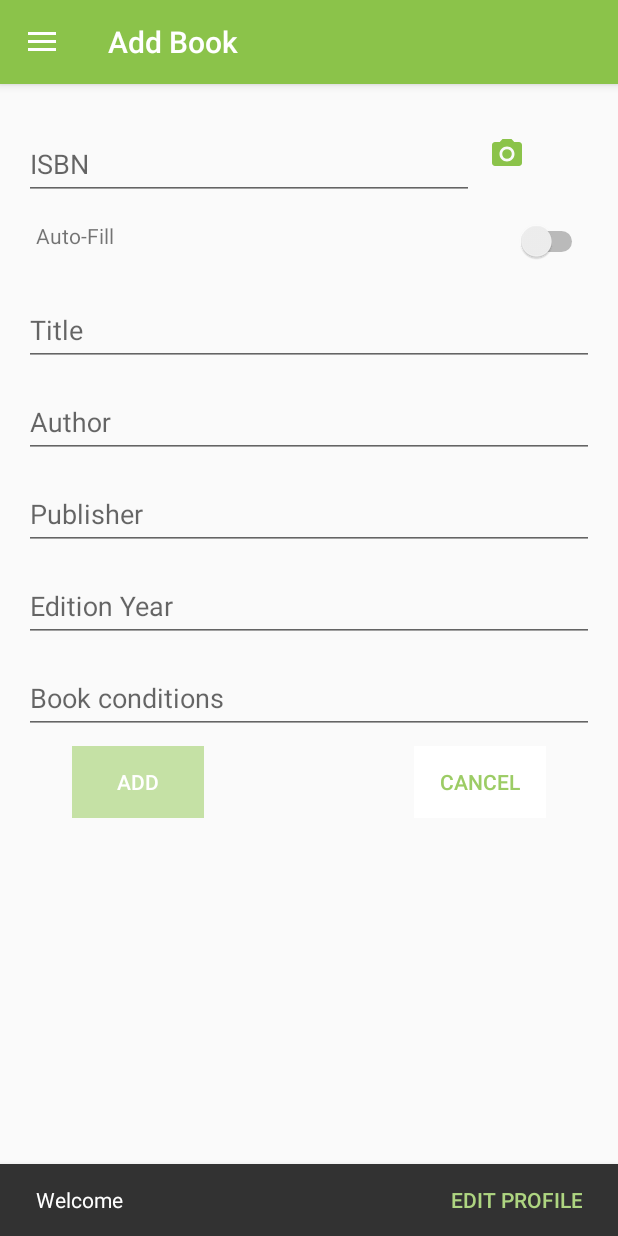
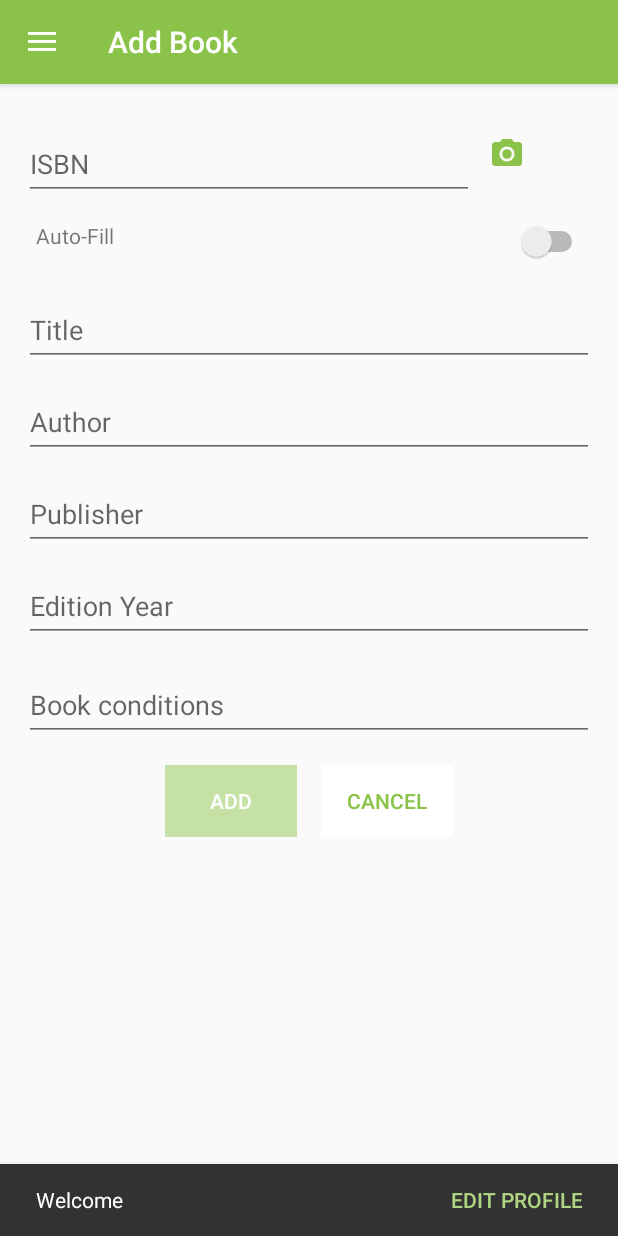
Before and after one commit to MobileApplicationDevelopment2018/MAD_Lab02, an Android app: the fragment AddBookFragment placed in its activity, on a phone screen of 412 x 824 dp. Run offline under Robolectric (Android 15) with nearby library versions, the phone set to English and light mode, and no system bars; our stand-ins replace Firebase (no records; nobody signed in at launch, a user with empty details on screens opened directly); libraries missing offline, so code that uses them is left out: com.firebase.ui, com.google.api.services; pictures from the network do not load; 3 statements that could not run were skipped.

Commit message:
Added buttons to confirm addition of the book or to cancel addition of the book

```diff
--- a/app/src/main/java/it/polito/mad/lab02/barcodereader/BarcodeCaptureActivity.java
+++ b/app/src/main/java/it/polito/mad/lab02/barcodereader/BarcodeCaptureActivity.java
@@ -291,14 +291,14 @@ public final class BarcodeCaptureActivity extends AppCompatActivity implements B
             barcodeDialog = new AlertDialog.Builder(this)
                     .setTitle(getResources().getString(R.string.code_retrieved))
                     .setMessage(barcode.displayValue)
-                    .setPositiveButton("OK", (dialog, wich) -> {
+                    .setPositiveButton(getResources().getString(R.string.ok), (dialog, wich) -> {
                         Intent data = new Intent();
                         data.putExtra(BarcodeObject, barcode);
                         setResult(CommonStatusCodes.SUCCESS, data);
                         dialog.dismiss();
                         finish();
                     })
-                    .setNegativeButton("Rescan", (dialog, wich) -> {
+                    .setNegativeButton(getResources().getString(R.string.rescan), (dialog, wich) -> {
                         //restore working processor
                         barcodeDetector.setProcessor(processor);
                         dialog.dismiss();
--- a/app/src/main/res/drawable/ab_custom_button_white.xml
+++ b/app/src/main/res/drawable/ab_custom_button_white.xml
@@ -25,7 +25,7 @@
     <item>
         <shape android:shape="rectangle">
             <corners android:radius="3dip" />
-            <stroke android:width="3dip" android:color="#689F38" />
+            <stroke android:width="1dip" android:color="#8BC34A" />
             <gradient android:angle="-90" android:endColor="#FFFFFF" android:startColor="#FFFFFF" />
         </shape>
     </item>
--- a/app/src/main/res/layout/fragment_add_book.xml
+++ b/app/src/main/res/layout/fragment_add_book.xml
@@ -88,6 +88,7 @@
                 android:measureAllChildren="false">
 
                 <LinearLayout
+                    android:id="@+id/ab_input_book_view"
                     android:layout_width="match_parent"
                     android:layout_height="wrap_content"
                     android:orientation="vertical">
@@ -150,6 +151,7 @@
                 </LinearLayout>
 
                 <LinearLayout
+                    android:id="@+id/ab_autofill_book_view"
                     android:layout_width="match_parent"
                     android:layout_height="wrap_content"
                     android:orientation="vertical">
@@ -159,8 +161,8 @@
                         android:layout_width="wrap_content"
                         android:layout_height="wrap_content"
                         android:layout_gravity="center"
+                        android:background="@drawable/ab_custom_button_green"
                         android:enabled="false"
-                        android:background="@drawable/ab_custom_button_green"
                         android:text="@string/add_book_search_isbn"
                         android:textColor="#FFFFFF" />
 
@@ -187,7 +189,8 @@
                                 android:id="@+id/ab_title"
                                 android:layout_width="wrap_content"
                                 android:layout_height="wrap_content"
-                                android:layout_alignParentRight="true" />
+                                android:layout_alignParentRight="true"
+                                android:freezesText="true" />
                         </RelativeLayout>
 
                         <RelativeLayout
@@ -205,7 +208,8 @@
                                 android:id="@+id/ab_author"
                                 android:layout_width="wrap_content"
                                 android:layout_height="wrap_content"
-                                android:layout_alignParentRight="true" />
+                                android:layout_alignParentRight="true"
+                                android:freezesText="true" />
                         </RelativeLayout>
 
                         <RelativeLayout
@@ -223,7 +227,8 @@
                                 android:id="@+id/ab_publisher"
                                 android:layout_width="wrap_content"
                                 android:layout_height="wrap_content"
-                                android:layout_alignParentRight="true" />
+                                android:layout_alignParentRight="true"
+                                android:freezesText="true" />
                         </RelativeLayout>
 
                         <RelativeLayout
@@ -241,7 +246,8 @@
                                 android:id="@+id/ab_edition_year"
                                 android:layout_width="wrap_content"
                                 android:layout_height="wrap_content"
-                                android:layout_alignParentRight="true" />
+                                android:layout_alignParentRight="true"
+                                android:freezesText="true" />
                         </RelativeLayout>
                     </LinearLayout>
                 </LinearLayout>
@@ -250,7 +256,7 @@
             <android.support.design.widget.TextInputLayout
                 android:layout_width="match_parent"
                 android:layout_height="wrap_content"
-                android:paddingTop="5dp">
+                android:paddingTop="10dp">
 
                 <android.support.design.widget.TextInputEditText
                     android:id="@+id/add_book_condition_edit"
@@ -262,16 +268,24 @@
 
             <RelativeLayout
                 android:layout_width="match_parent"
+                android:layout_height="0dp"
+                android:layout_gravity="center"
+                android:layout_marginTop="8dp"
+                android:layout_weight="1"
+                android:orientation="horizontal"
+                android:padding="8dp">
+
+                <LinearLayout
+                    android:layout_width="wrap_content"
                     android:layout_height="wrap_content"
-                android:layout_marginTop="8dp">
+                    android:layout_centerInParent="true">
 
                     <Button
                         android:id="@+id/ab_add_book"
                         android:layout_width="wrap_content"
                         android:layout_height="wrap_content"
-                    android:layout_alignParentLeft="true"
-                    android:layout_gravity="center"
-                    android:layout_marginLeft="32dp"
+                        android:layout_marginEnd="16dp"
+                        android:layout_marginRight="16dp"
                         android:background="@drawable/ab_custom_button_green"
                         android:enabled="false"
                         android:text="@string/add_book_confirm"
@@ -281,13 +295,12 @@
                         android:id="@+id/ab_clear_fields"
                         android:layout_width="wrap_content"
                         android:layout_height="wrap_content"
-                    android:layout_alignParentRight="true"
-                    android:layout_gravity="center"
-                    android:layout_marginRight="32dp"
                         android:background="@drawable/ab_custom_button_white"
                         android:enabled="false"
                         android:text="@string/add_book_cancel"
-                    android:textColor="#9CCC65" />
+                        android:textColor="#8BC34A" />
+
+                </LinearLayout>
             </RelativeLayout>
         </LinearLayout>
     </ScrollView>
--- a/app/src/main/res/values-v21/strings.xml
+++ b/app/src/main/res/values-v21/strings.xml
@@ -1,5 +1,3 @@
 <?xml version="1.0" encoding="utf-8"?>
 <resources>
-    <string name="add_book_confirm">Add</string>
-    <string name="add_book_cancel">Cancel</string>
 </resources>
--- a/app/src/main/res/values/strings.xml
+++ b/app/src/main/res/values/strings.xml
@@ -75,7 +75,7 @@
     <string name="add_book_invalid_isbn">invalid ISBN</string>
 
 
-    <string name="ok" translatable="false">OK</string>
+    <string name="ok" translatable="false">Ok</string>
     <string name="permission_camera_rationale">Access to the camera is needed for detection</string>
     <string name="no_camera_permission">This application cannot run because it does not have the camera permission. The application will now exit.</string>
     <string name="low_storage_error">Face detector dependencies cannot be downloaded due to low device storage</string>
@@ -88,4 +88,7 @@
     <string name="facebook_login_protocol_scheme" translatable="false">fb417996611977813</string>
     <string name="add_book_confirm">Add</string>
     <string name="add_book_cancel">Cancel</string>
+    <string name="add_book_isbn_loading_title">Loading</string>
+    <string name="add_book_isbn_loading_message">Retrieving ISBN info</string>
+    <string name="rescan">Rescan</string>
 </resources>
```
Also changed, not shown: app/src/main/java/it/polito/mad/lab02/AddBookFragment.java (+47 -2 lines), 1 other file. Lines whose indentation alone changed are shown as unchanged.
